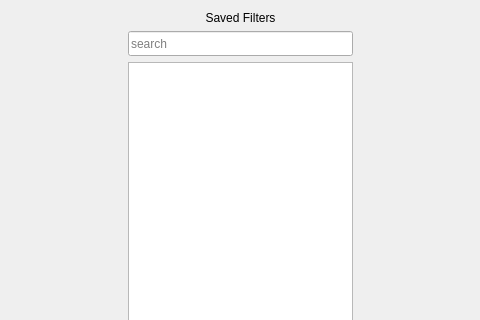
The window that ui/Filters.ui (kathrynmetcalf/GeoCORK) describes before a commit, drawn with Qt 5; both pictures show x 289 to 769 and y 0 to 320 of the 1059 by 666 pixel window.
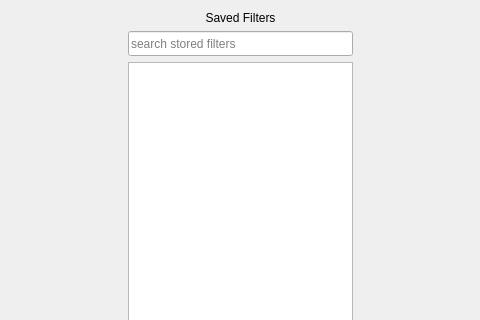
The same window after the commit.

Commit message: Unified various combobox/pushbutton/linedit sizes, added placeholder texts for all search bars, added placeholder texts for other lineedit bars. Removed old unused files.

Diff of the .ui file:
```diff
--- a/ui/Filters.ui
+++ b/ui/Filters.ui
@@ -64,7 +64,7 @@
           </size>
          </property>
          <property name="placeholderText">
-          <string>search</string>
+          <string>search stored filters</string>
          </property>
         </widget>
        </item>
```
The commit also changes 36 other files.
